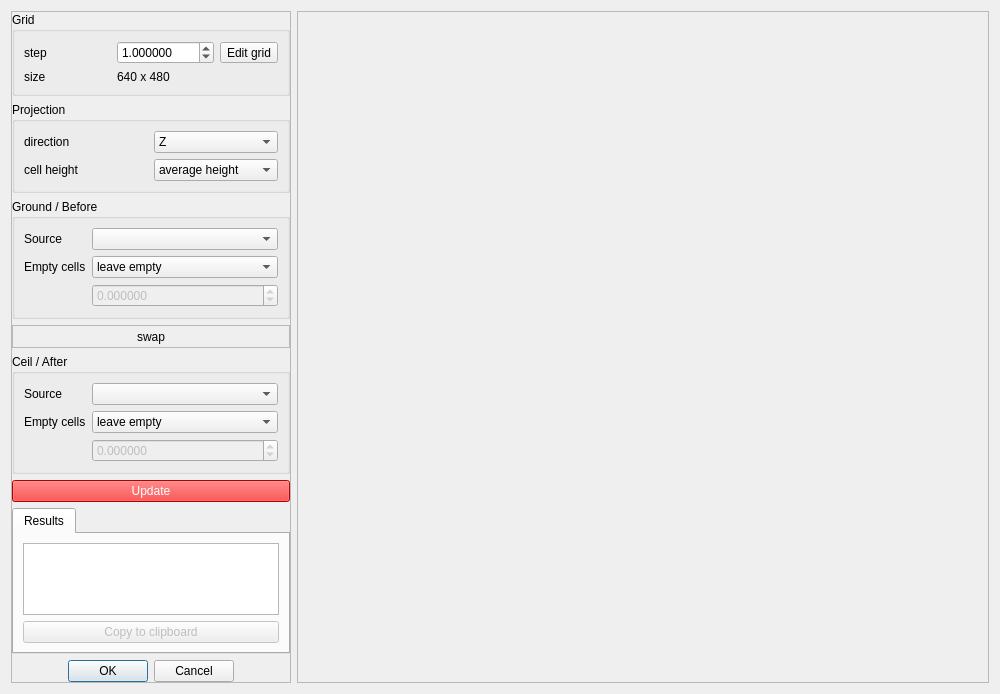
Above: qCC/ui_templates/volumeCalcDlg.ui from CloudCompare/CloudCompare before the change. Below: the same form after it.
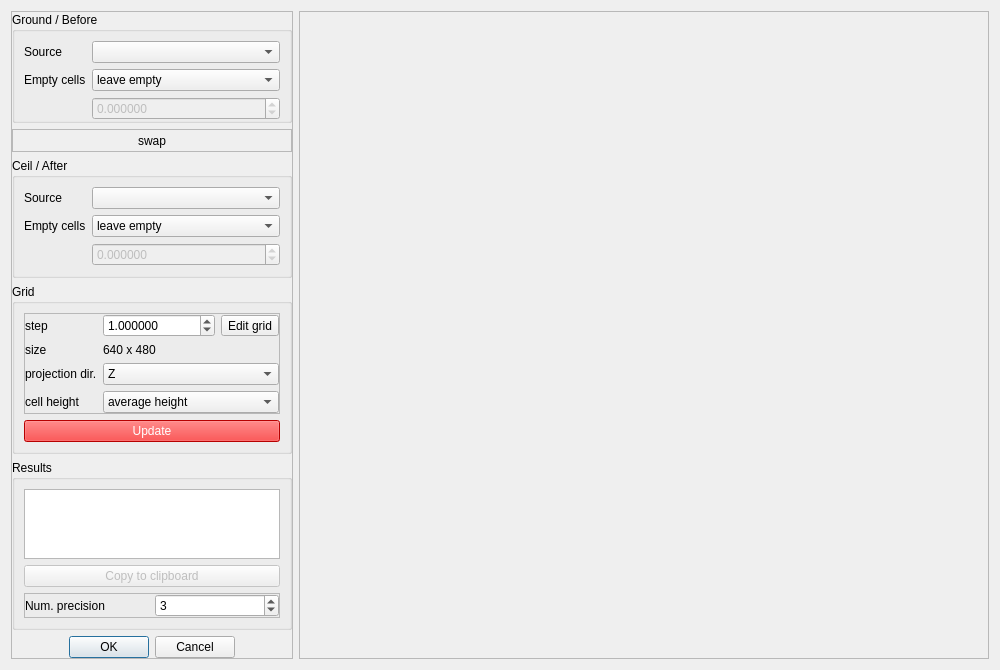
That is the form after the change. Icons and pictures are not drawn.

Commit message: Volume calculation enhanced (custom num. precision, extended report, etc.)

Diff of the .ui file:
```diff
--- a/qCC/ui_templates/volumeCalcDlg.ui
+++ b/qCC/ui_templates/volumeCalcDlg.ui
@@ -32,151 +32,21 @@
       <property name="margin">
        <number>0</number>
       </property>
-      <item>
-       <widget class="QGroupBox" name="gridGroupBox">
-        <property name="title">
-         <string>Grid</string>
-        </property>
-        <layout class="QGridLayout" name="gridLayout">
-         <item row="1" column="0">
-          <widget class="QLabel" name="label_2">
-           <property name="text">
-            <string>step</string>
-           </property>
-          </widget>
-         </item>
-         <item row="2" column="0">
-          <widget class="QLabel" name="label_4">
-           <property name="text">
-            <string>size</string>
-           </property>
-          </widget>
-         </item>
-         <item row="2" column="1">
-          <widget class="QLabel" name="gridWidthLabel">
-           <property name="text">
-            <string>640 x 480</string>
-           </property>
-          </widget>
-         </item>
-         <item row="1" column="1">
-          <layout class="QHBoxLayout" name="horizontalLayout_4">
-           <item>
-            <widget class="QDoubleSpinBox" name="gridStepDoubleSpinBox">
-             <property name="toolTip">
-              <string>size of step of the grid generated (in the same units as the coordinates of the point cloud)</string>
-             </property>
-             <property name="decimals">
-              <number>6</number>
-             </property>
-             <property name="minimum">
-              <double>0.001000000000000</double>
-             </property>
-             <property name="maximum">
-              <double>1000.000000000000000</double>
-             </property>
-             <property name="singleStep">
-              <double>0.001000000000000</double>
-             </property>
-             <property name="value">
-              <double>1.000000000000000</double>
-             </property>
-            </widget>
-           </item>
-           <item>
-            <widget class="QToolButton" name="editGridToolButton">
-             <property name="text">
-              <string>Edit grid</string>
-             </property>
-            </widget>
-           </item>
-          </layout>
-         </item>
-        </layout>
-       </widget>
-      </item>
-      <item>
-       <widget class="QGroupBox" name="projectionGroupBox">
-        <property name="title">
-         <string>Projection</string>
-        </property>
-        <layout class="QGridLayout" name="gridLayout_2">
-         <item row="0" column="0">
-          <widget class="QLabel" name="label_9">
-           <property name="text">
-            <string>direction</string>
-           </property>
-          </widget>
-         </item>
-         <item row="0" column="1">
-          <widget class="QComboBox" name="projDimComboBox">
-           <property name="currentIndex">
-            <number>2</number>
-           </property>
-           <item>
-            <property name="text">
-             <string>X</string>
-            </property>
-           </item>
-           <item>
-            <property name="text">
-             <string>Y</string>
-            </property>
-           </item>
-           <item>
-            <property name="text">
-             <string>Z</string>
-            </property>
-           </item>
-          </widget>
-         </item>
-         <item row="1" column="0">
-          <widget class="QLabel" name="label_8">
-           <property name="text">
-            <string>cell height</string>
-           </property>
-          </widget>
-         </item>
-         <item row="1" column="1">
-          <widget class="QComboBox" name="heightProjectionComboBox">
-           <property name="toolTip">
-            <string>Per-cell height computation method:
- - minimum = lowest point in the cell
- - average = mean height of all points inside the cell
- - maximum = highest point in the cell</string>
-           </property>
-           <property name="currentIndex">
-            <number>1</number>
-           </property>
-           <item>
-            <property name="text">
-             <string>minimum height</string>
-            </property>
-           </item>
-           <item>
-            <property name="text">
-             <string>average height</string>
-            </property>
-           </item>
-           <item>
-            <property name="text">
-             <string>maximum height</string>
-            </property>
-           </item>
-          </widget>
-         </item>
-        </layout>
-       </widget>
-      </item>
       <item>
        <widget class="QGroupBox" name="groundGroupBox">
         <property name="title">
          <string>Ground / Before</string>
         </property>
+        <property name="flat">
+         <bool>true</bool>
+        </property>
         <layout class="QFormLayout" name="formLayout_2">
          <property name="fieldGrowthPolicy">
           <enum>QFormLayout::AllNonFixedFieldsGrow</enum>
          </property>
+         <property name="bottomMargin">
+          <number>0</number>
+         </property>
          <item row="0" column="0">
           <widget class="QLabel" name="label_7">
            <property name="text">
@@ -285,8 +155,8 @@
            </property>
            <property name="iconSize">
             <size>
-             <width>24</width>
-             <height>24</height>
+             <width>16</width>
+             <height>16</height>
             </size>
            </property>
            <property name="autoRaise">
@@ -302,6 +172,9 @@
         <property name="title">
          <string>Ceil / After</string>
         </property>
+        <property name="flat">
+         <bool>true</bool>
+        </property>
         <layout class="QFormLayout" name="formLayout_3">
          <item row="0" column="0">
           <widget class="QLabel" name="label_3">
@@ -389,40 +262,231 @@
        </widget>
       </item>
       <item>
-       <widget class="QPushButton" name="updatePushButton">
-        <property name="styleSheet">
-         <string notr="true">color: white; background-color:red;</string>
+       <widget class="QGroupBox" name="gridGroupBox">
+        <property name="title">
+         <string>Grid</string>
         </property>
-        <property name="text">
-         <string>Update</string>
+        <property name="flat">
+         <bool>true</bool>
         </property>
+        <layout class="QVBoxLayout" name="verticalLayout_3">
+         <item>
+          <widget class="QFrame" name="gridParamsFrame">
+           <property name="frameShape">
+            <enum>QFrame::StyledPanel</enum>
+           </property>
+           <property name="frameShadow">
+            <enum>QFrame::Raised</enum>
+           </property>
+           <layout class="QFormLayout" name="formLayout_4">
+            <property name="margin">
+             <number>0</number>
+            </property>
+            <item row="0" column="0">
+             <widget class="QLabel" name="label_2">
+              <property name="text">
+               <string>step</string>
+              </property>
+             </widget>
+            </item>
+            <item row="0" column="1">
+             <layout class="QHBoxLayout" name="horizontalLayout_4">
+              <item>
+               <widget class="QDoubleSpinBox" name="gridStepDoubleSpinBox">
+                <property name="toolTip">
+                 <string>size of step of the grid generated (in the same units as the coordinates of the point cloud)</string>
+                </property>
+                <property name="decimals">
+                 <number>6</number>
+                </property>
+                <property name="minimum">
+                 <double>0.001000000000000</double>
+                </property>
+                <property name="maximum">
+                 <double>1000.000000000000000</double>
+                </property>
+                <property name="singleStep">
+                 <double>0.001000000000000</double>
+                </property>
+                <property name="value">
+                 <double>1.000000000000000</double>
+                </property>
+               </widget>
+              </item>
+              <item>
+               <widget class="QToolButton" name="editGridToolButton">
+                <property name="text">
+                 <string>Edit grid</string>
+                </property>
+               </widget>
+              </item>
+             </layout>
+            </item>
+            <item row="1" column="0">
+             <widget class="QLabel" name="label_4">
+              <property name="text">
+               <string>size</string>
+              </property>
+             </widget>
+            </item>
+            <item row="1" column="1">
+             <widget class="QLabel" name="gridWidthLabel">
+              <property name="toolTip">
+               <string>Grid size corresponding to the current step / boundaries</string>
+              </property>
+              <property name="text">
+               <string>640 x 480</string>
+              </property>
+             </widget>
+            </item>
+            <item row="2" column="0">
+             <widget class="QLabel" name="label_9">
+              <property name="text">
+               <string>projection dir.</string>
+              </property>
+             </widget>
+            </item>
+            <item row="2" column="1">
+             <widget class="QComboBox" name="projDimComboBox">
+              <property name="toolTip">
+               <string>Projection direction (X, Y or Z)</string>
+              </property>
+              <property name="currentIndex">
+               <number>2</number>
+              </property>
+              <item>
+               <property name="text">
+                <string>X</string>
+               </property>
+              </item>
+              <item>
+               <property name="text">
+                <string>Y</string>
+               </property>
+              </item>
+              <item>
+               <property name="text">
+                <string>Z</string>
+               </property>
+              </item>
+             </widget>
+            </item>
+            <item row="3" column="0">
+             <widget class="QLabel" name="label_8">
+              <property name="text">
+               <string>cell height</string>
+              </property>
+             </widget>
+            </item>
+            <item row="3" column="1">
+             <widget class="QComboBox" name="heightProjectionComboBox">
+              <property name="toolTip">
+               <string>Per-cell height computation method:
+ - minimum = lowest point in the cell
+ - average = mean height of all points inside the cell
+ - maximum = highest point in the cell</string>
+              </property>
+              <property name="currentIndex">
+               <number>1</number>
+              </property>
+              <item>
+               <property name="text">
+                <string>minimum height</string>
+               </property>
+              </item>
+              <item>
+               <property name="text">
+                <string>average height</string>
+               </property>
+              </item>
+              <item>
+               <property name="text">
+                <string>maximum height</string>
+               </property>
+              </item>
+             </widget>
+            </item>
+           </layout>
+          </widget>
+         </item>
+         <item>
+          <widget class="QPushButton" name="updatePushButton">
+           <property name="toolTip">
+            <string>Update the grid / display / measurements</string>
+           </property>
+           <property name="styleSheet">
+            <string notr="true">color: white; background-color:red;</string>
+           </property>
+           <property name="text">
+            <string>Update</string>
+           </property>
+          </widget>
+         </item>
+        </layout>
        </widget>
       </item>
       <item>
-       <widget class="QTabWidget" name="tabWidget">
-        <property name="currentIndex">
-         <number>0</number>
+       <widget class="QGroupBox" name="resultGroupBox">
+        <property name="title">
+         <string>Results</string>
         </property>
-        <widget class="QWidget" name="tabResult">
-         <attribute name="title">
-          <string>Results</string>
-         </attribute>
-         <layout class="QVBoxLayout" name="verticalLayout">
-          <item>
-           <widget class="QPlainTextEdit" name="reportPlainTextEdit"/>
-          </item>
-          <item>
-           <widget class="QPushButton" name="pushButton">
-            <property name="enabled">
-             <bool>false</bool>
+        <property name="flat">
+         <bool>true</bool>
+        </property>
+        <layout class="QVBoxLayout" name="verticalLayout">
+         <item>
+          <widget class="QPlainTextEdit" name="reportPlainTextEdit">
+           <property name="readOnly">
+            <bool>true</bool>
+           </property>
+          </widget>
+         </item>
+         <item>
+          <widget class="QPushButton" name="clipboardPushButton">
+           <property name="enabled">
+            <bool>false</bool>
+           </property>
+           <property name="text">
+            <string>Copy to clipboard</string>
+           </property>
+          </widget>
+         </item>
+         <item>
+          <widget class="QFrame" name="frame">
+           <property name="frameShape">
+            <enum>QFrame::StyledPanel</enum>
+           </property>
+           <property name="frameShadow">
+            <enum>QFrame::Raised</enum>
+           </property>
+           <layout class="QHBoxLayout" name="horizontalLayout_2">
+            <property name="margin">
+             <number>0</number>
             </property>
-            <property name="text">
-             <string>Copy to clipboard</string>
-            </property>
-           </widget>
-          </item>
-         </layout>
-        </widget>
+            <item>
+             <widget class="QLabel" name="label">
+              <property name="text">
+               <string>Num. precision</string>
+              </property>
+             </widget>
+            </item>
+            <item>
+             <widget class="QSpinBox" name="precisionSpinBox">
+              <property name="toolTip">
+               <string>Numerical precision (output measurements, etc.)</string>
+              </property>
+              <property name="maximum">
+               <number>12</number>
+              </property>
+              <property name="value">
+               <number>3</number>
+              </property>
+             </widget>
+            </item>
+           </layout>
+          </widget>
+         </item>
+        </layout>
        </widget>
       </item>
       <item>
```
The commit also changes 3 other files.
